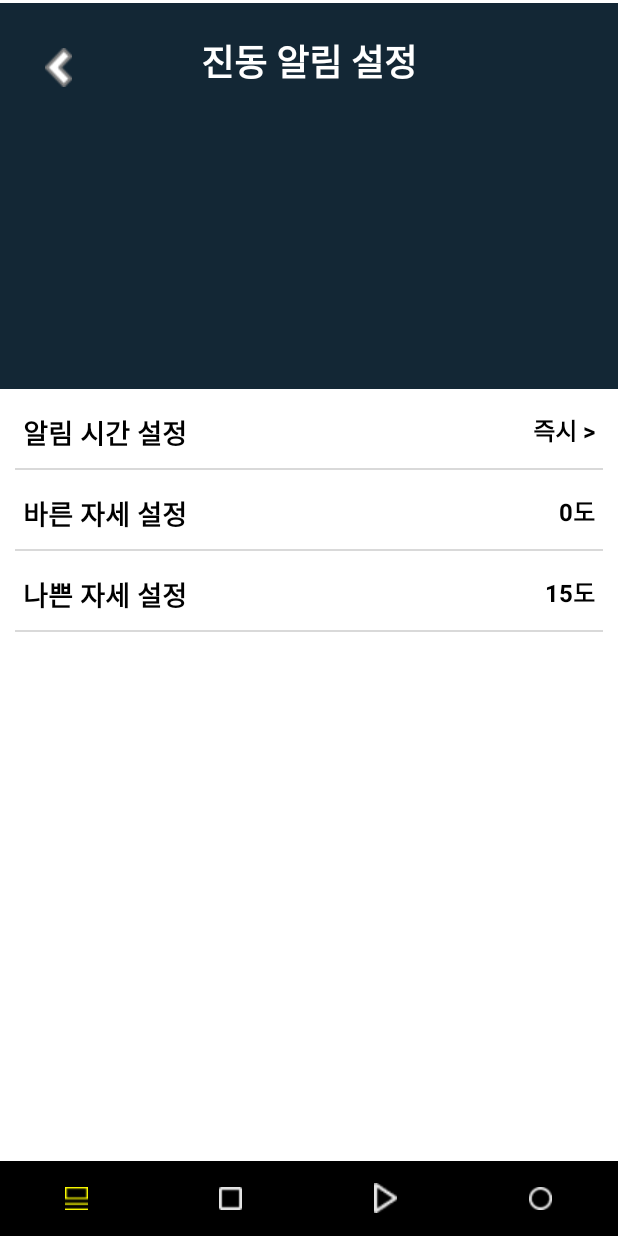
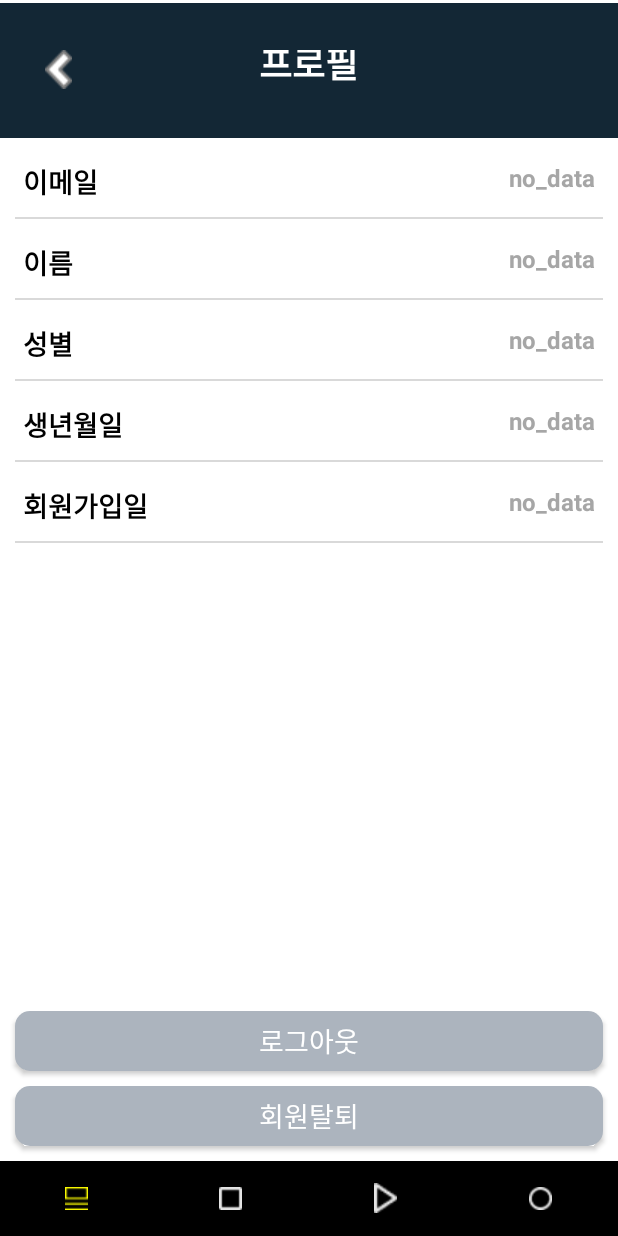
Before and after one commit to bqlab/osp-vestband, an Android app: the screen it shows after launch (MainActivity), on a phone screen of 412 x 824 dp. Run offline under Robolectric (Android 15) with nearby library versions, the phone set to English and light mode, and no system bars.

Commit message:
Finally.....................TTT

```diff
--- a/app/src/main/res/layout/activity_main.xml
+++ b/app/src/main/res/layout/activity_main.xml
@@ -1135,8 +1135,8 @@
             android:id="@+id/main_setting_notify"
             android:layout_width="match_parent"
             android:layout_height="match_parent"
-            android:visibility="gone"
-            android:orientation="vertical">
+            android:orientation="vertical"
+            android:visibility="gone">
 
             <ImageView
                 android:layout_width="match_parent"
@@ -1230,11 +1230,11 @@
                             android:layout_marginTop="15dp"
                             android:layout_marginEnd="5dp"
                             android:clickable="true"
+                            android:focusable="true"
                             android:text="@string/main_setting_notify_time_default"
                             android:textColor="@color/colorBlack"
                             android:textSize="16sp"
-                            android:textStyle="bold"
-                            android:focusable="true" />
+                            android:textStyle="bold" />
                     </RelativeLayout>
 
                     <ImageView
@@ -1270,11 +1270,11 @@
                             android:layout_marginTop="15dp"
                             android:layout_marginEnd="5dp"
                             android:clickable="true"
+                            android:focusable="true"
                             android:text="@string/main_setting_notify_notify_right_default"
                             android:textColor="@color/colorBlack"
                             android:textSize="16sp"
-                            android:textStyle="bold"
-                            android:focusable="true" />
+                            android:textStyle="bold" />
                     </RelativeLayout>
 
                     <ImageView
@@ -1310,11 +1310,11 @@
                             android:layout_marginTop="15dp"
                             android:layout_marginEnd="5dp"
                             android:clickable="true"
+                            android:focusable="true"
                             android:text="@string/main_setting_notify_bad_default"
                             android:textColor="@color/colorBlack"
                             android:textSize="16sp"
-                            android:textStyle="bold"
-                            android:focusable="true" />
+                            android:textStyle="bold" />
                     </RelativeLayout>
 
                     <ImageView
@@ -1347,9 +1347,9 @@
             <LinearLayout
                 android:id="@+id/main_setting_profile_top"
                 android:layout_width="match_parent"
-                android:layout_height="0dp"
-                android:layout_weight="1"
+                android:layout_height="90dp"
                 android:background="@color/colorNavy"
+                android:gravity="center_vertical"
                 android:orientation="vertical">
 
                 <RelativeLayout
@@ -1357,23 +1357,21 @@
                     android:layout_height="wrap_content">
 
                     <Button
-                        android:id="@+id/main_setting_notify_top_back"
+                        android:id="@+id/main_setting_profile_top_back"
                         android:layout_width="18dp"
                         android:layout_height="26dp"
                         android:layout_alignParentStart="true"
                         android:layout_alignParentTop="true"
                         android:layout_marginStart="30dp"
-                        android:layout_marginTop="30dp"
                         android:background="@drawable/app_back_button" />
 
                     <TextView
-                        android:id="@+id/main_setting_notify_top_title"
-                        android:layout_width="wrap_content"
-                        android:layout_height="wrap_content"
-                        android:layout_alignBaseline="@id/main_setting_notify_top_back"
+                        android:id="@+id/main_setting_profile_top_title"
+                        android:layout_width="wrap_content"
+                        android:layout_height="wrap_content"
+                        android:layout_alignBaseline="@id/main_setting_profile_top_back"
                         android:layout_centerHorizontal="true"
-                        android:layout_marginTop="30dp"
-                        android:text="@string/main_setting_notify_top_title"
+                        android:text="@string/main_setting_profile_top_title"
                         android:textAlignment="center"
                         android:textAllCaps="false"
                         android:textColor="@color/colorWhite"
@@ -1382,7 +1380,7 @@
                 </RelativeLayout>
             </LinearLayout>
 
-            <ScrollView
+            <RelativeLayout
                 android:layout_width="match_parent"
                 android:layout_height="0dp"
                 android:layout_weight="2"
@@ -1390,7 +1388,7 @@
 
                 <LinearLayout
                     android:layout_width="match_parent"
-                    android:layout_height="0dp"
+                    android:layout_height="match_parent"
                     android:background="@color/colorWhite"
                     android:orientation="vertical">
 
@@ -1405,25 +1403,25 @@
                             android:layout_height="wrap_content"
                             android:layout_marginStart="5dp"
                             android:layout_marginTop="15dp"
-                            android:text="@string/main_setting_notify_time_title"
+                            android:text="@string/main_setting_profile_email"
                             android:textAllCaps="false"
                             android:textColor="@color/colorBlack"
                             android:textSize="18sp"
                             android:textStyle="bold" />
 
                         <TextView
-                            android:id="@+id/main_setting_notify_notify_time"
+                            android:id="@+id/main_setting_profile_email"
                             android:layout_width="wrap_content"
                             android:layout_height="wrap_content"
                             android:layout_alignParentEnd="true"
                             android:layout_marginTop="15dp"
                             android:layout_marginEnd="5dp"
                             android:clickable="true"
-                            android:text="@string/main_setting_notify_time_default"
-                            android:textColor="@color/colorBlack"
+                            android:focusable="true"
+                            android:text="@string/app_no_data"
+                            android:textColor="@color/colorWhiteDarkest"
                             android:textSize="16sp"
-                            android:textStyle="bold"
-                            android:focusable="true" />
+                            android:textStyle="bold" />
                     </RelativeLayout>
 
                     <ImageView
@@ -1445,25 +1443,25 @@
                             android:layout_height="wrap_content"
                             android:layout_marginStart="5dp"
                             android:layout_marginTop="15dp"
-                            android:text="@string/main_setting_notify_right"
+                            android:text="@string/main_setting_profile_name"
                             android:textAllCaps="false"
                             android:textColor="@color/colorBlack"
                             android:textSize="18sp"
                             android:textStyle="bold" />
 
                         <TextView
-                            android:id="@+id/main_setting_notify_notify_right"
+                            android:id="@+id/main_setting_profile_name"
                             android:layout_width="wrap_content"
                             android:layout_height="wrap_content"
                             android:layout_alignParentEnd="true"
                             android:layout_marginTop="15dp"
                             android:layout_marginEnd="5dp"
                             android:clickable="true"
-                            android:text="@string/main_setting_notify_notify_right_default"
-                            android:textColor="@color/colorBlack"
+                            android:focusable="true"
+                            android:text="@string/app_no_data"
+                            android:textColor="@color/colorWhiteDarkest"
                             android:textSize="16sp"
-                            android:textStyle="bold"
-                            android:focusable="true" />
+                            android:textStyle="bold" />
                     </RelativeLayout>
 
                     <ImageView
@@ -1485,25 +1483,65 @@
                             android:layout_height="wrap_content"
                             android:layout_marginStart="5dp"
                             android:layout_marginTop="15dp"
-                            android:text="@string/main_setting_notify_bad_title"
+                            android:text="@string/main_setting_profile_sex"
                             android:textAllCaps="false"
                             android:textColor="@color/colorBlack"
                             android:textSize="18sp"
                             android:textStyle="bold" />
 
                         <TextView
-                            android:id="@+id/main_setting_notify_notify_bad"
+                            android:id="@+id/main_setting_profile_sex"
                             android:layout_width="wrap_content"
                             android:layout_height="wrap_content"
                             android:layout_alignParentEnd="true"
                             android:layout_marginTop="15dp"
                             android:layout_marginEnd="5dp"
                             android:clickable="true"
-                            android:text="@string/main_setting_notify_bad_default"
+                            android:focusable="true"
+                            android:text="@string/app_no_data"
+                            android:textColor="@color/colorWhiteDarkest"
+                            android:textSize="16sp"
+                            android:textStyle="bold" />
+                    </RelativeLayout>
+
+                    <ImageView
+                        android:layout_width="match_parent"
+                        android:layout_height="1dp"
+                        android:layout_marginStart="10dp"
+                        android:layout_marginTop="10dp"
+                        android:layout_marginEnd="10dp"
+                        android:background="@color/colorWhiteDark" />
+
+                    <RelativeLayout
+                        android:layout_width="match_parent"
+                        android:layout_height="wrap_content"
+                        android:layout_marginStart="10dp"
+                        android:layout_marginEnd="10dp">
+
+                        <TextView
+                            android:layout_width="wrap_content"
+                            android:layout_height="wrap_content"
+                            android:layout_marginStart="5dp"
+                            android:layout_marginTop="15dp"
+                            android:text="@string/main_setting_profile_birth"
+                            android:textAllCaps="false"
                             android:textColor="@color/colorBlack"
+                            android:textSize="18sp"
+                            android:textStyle="bold" />
+
+                        <TextView
+                            android:id="@+id/main_setting_profile_birth"
+                            android:layout_width="wrap_content"
+                            android:layout_height="wrap_content"
+                            android:layout_alignParentEnd="true"
+                            android:layout_marginTop="15dp"
+                            android:layout_marginEnd="5dp"
+                            android:clickable="true"
+                            android:focusable="true"
+                            android:text="@string/app_no_data"
+                            android:textColor="@color/colorWhiteDarkest"
                             android:textSize="16sp"
-                            android:textStyle="bold"
-                            android:focusable="true" />
+                            android:textStyle="bold" />
                     </RelativeLayout>
 
                     <ImageView
@@ -1513,8 +1551,74 @@
                         android:layout_marginTop="10dp"
                         android:layout_marginEnd="10dp"
                         android:background="@color/colorWhiteDark" />
+
+                    <RelativeLayout
+                        android:layout_width="match_parent"
+                        android:layout_height="wrap_content"
+                        android:layout_marginStart="10dp"
+                        android:layout_marginEnd="10dp">
+
+                        <TextView
+                            android:layout_width="wrap_content"
+                            android:layout_height="wrap_content"
+                            android:layout_marginStart="5dp"
+                            android:layout_marginTop="15dp"
+                            android:text="@string/main_setting_profile_register"
+                            android:textAllCaps="false"
+                            android:textColor="@color/colorBlack"
+                            android:textSize="18sp"
+                            android:textStyle="bold" />
+
+                        <TextView
+                            android:id="@+id/main_setting_profile_register"
+                            android:layout_width="wrap_content"
+                            android:layout_height="wrap_content"
+                            android:layout_alignParentEnd="true"
+                            android:layout_marginTop="15dp"
+                            android:layout_marginEnd="5dp"
+                            android:clickable="true"
+                            android:focusable="true"
+                            android:text="@string/app_no_data"
+                            android:textColor="@color/colorWhiteDarkest"
+                            android:textSize="16sp"
+                            android:textStyle="bold" />
+                    </RelativeLayout>
+
+                    <ImageView
+                        android:layout_width="match_parent"
+                        android:layout_height="1dp"
+                        android:layout_marginStart="10dp"
+                        android:layout_marginTop="10dp"
+                        android:layout_marginEnd="10dp"
+                        android:background="@color/colorWhiteDark" />
                 </LinearLayout>
-            </ScrollView>
+
+                <Button
+                    android:id="@+id/main_setting_profile_logout"
+                    android:layout_width="match_parent"
+                    android:layout_height="40dp"
+                    android:layout_above="@id/main_setting_profile_withdrawal"
+                    android:layout_marginStart="10dp"
+                    android:layout_marginEnd="10dp"
+                    android:layout_marginBottom="10dp"
+                    android:background="@drawable/app_button_gray"
+                    android:text="@string/main_setting_profile_logout"
+                    android:textColor="@color/colorWhite"
+                    android:textSize="18sp" />
+
+                <Button
+                    android:id="@+id/main_setting_profile_withdrawal"
+                    android:layout_width="match_parent"
+                    android:layout_height="40dp"
+                    android:layout_alignParentBottom="true"
+                    android:layout_marginStart="10dp"
+                    android:layout_marginEnd="10dp"
+                    android:layout_marginBottom="10dp"
+                    android:background="@drawable/app_button_gray"
+                    android:text="@string/main_setting_profile_withdrawal"
+                    android:textColor="@color/colorWhite"
+                    android:textSize="18sp" />
+            </RelativeLayout>
 
             <ImageView
                 android:layout_width="match_parent"
--- a/app/src/main/res/values/strings.xml
+++ b/app/src/main/res/values/strings.xml
@@ -1,5 +1,6 @@
 <resources>
     <string name="app_name">vestband</string>
+    <string name="app_no_data">no_data</string>
 
     <string name="login_login">LOG IN</string>
     <string name="login_register">REGISTER</string>
@@ -98,4 +99,12 @@
     <string name="main_setting_notify_notify_right_default">0도</string>
     <string name="main_setting_notify_bad_title">나쁜 자세 설정</string>
     <string name="main_setting_notify_bad_default">15도</string>
+    <string name="main_setting_profile_top_title">프로필</string>
+    <string name="main_setting_profile_email">이메일</string>
+    <string name="main_setting_profile_name">이름</string>
+    <string name="main_setting_profile_sex">성별</string>
+    <string name="main_setting_profile_birth">생년월일</string>
+    <string name="main_setting_profile_register">회원가입일</string>
+    <string name="main_setting_profile_logout">로그아웃</string>
+    <string name="main_setting_profile_withdrawal">회원탈퇴</string>
 </resources>
```
